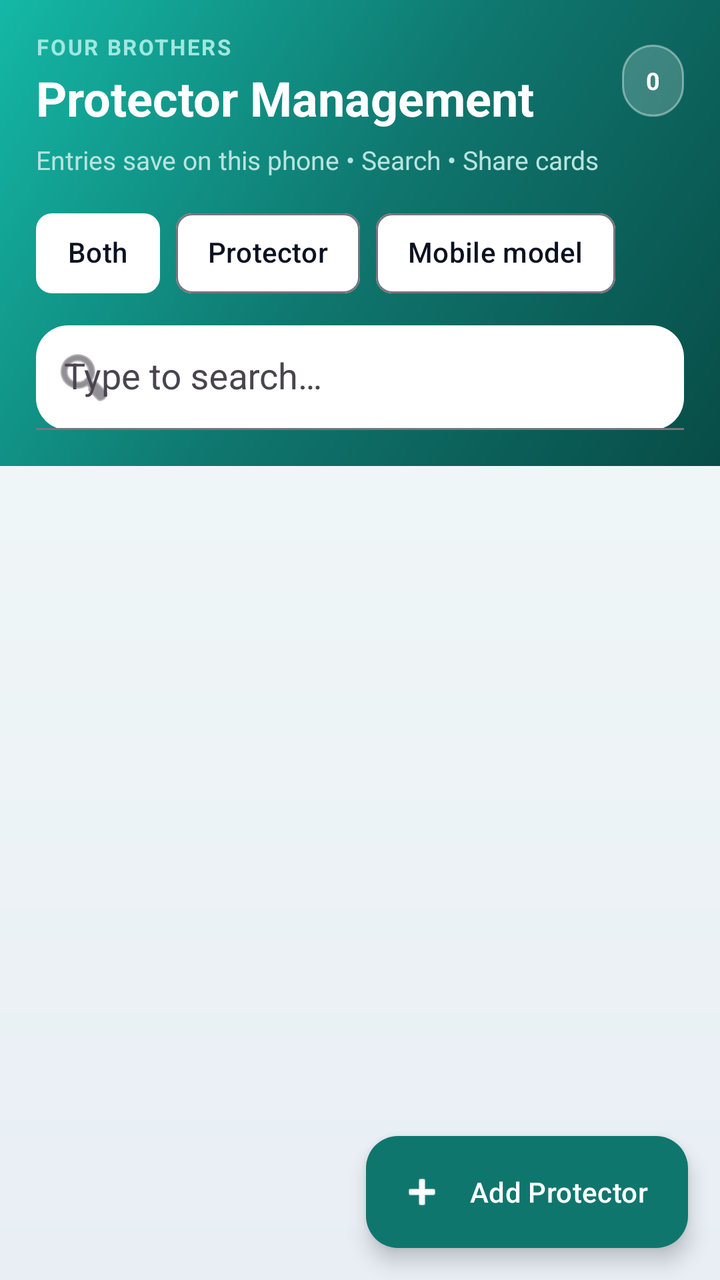
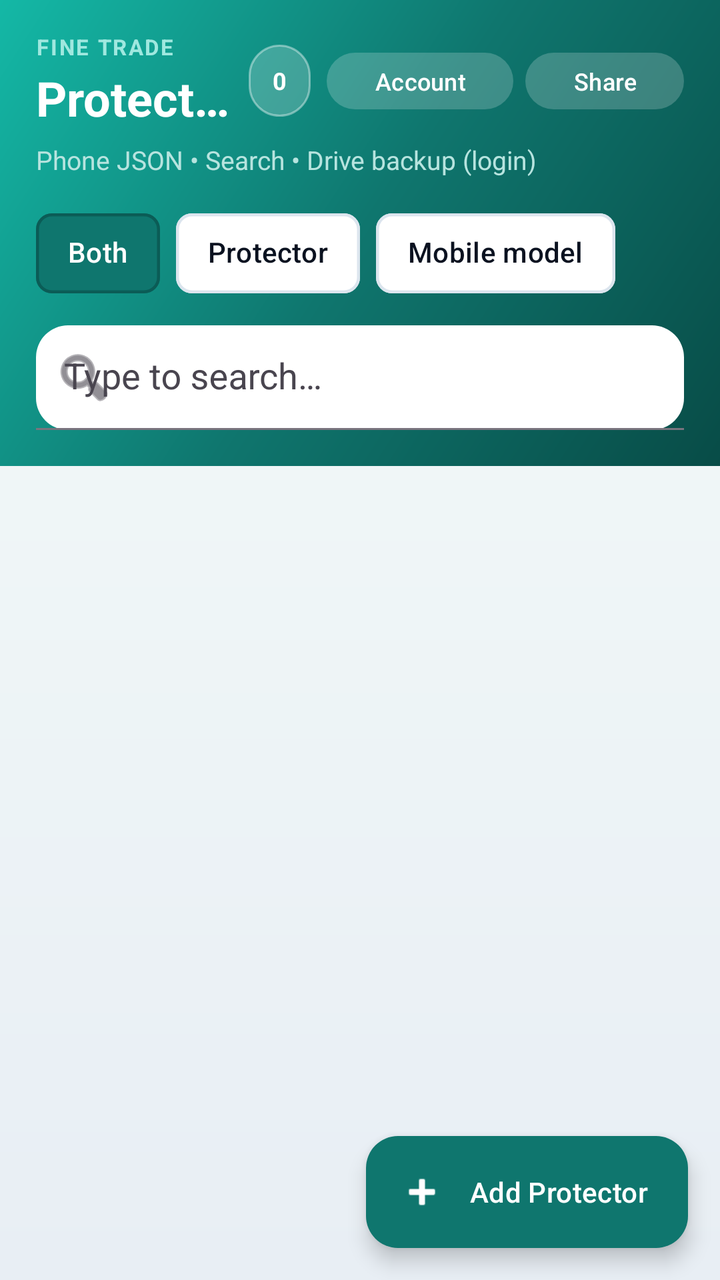

Before-and-after screenshots of an Android layout around one commit, followed by the original layout XML and the change that was made.
<!-- AndroidManifest.xml: application theme Theme.ProtectorApp -->
<!-- res/layout/activity_main.xml -->
<?xml version="1.0" encoding="utf-8"?>
<androidx.coordinatorlayout.widget.CoordinatorLayout xmlns:android="http://schemas.android.com/apk/res/android"
    xmlns:app="http://schemas.android.com/apk/res-auto"
    android:id="@+id/root"
    android:layout_width="match_parent"
    android:layout_height="match_parent"
    android:background="@drawable/bg_home"
    android:fitsSystemWindows="true">

    <com.google.android.material.appbar.AppBarLayout
        android:id="@+id/appBar"
        android:layout_width="match_parent"
        android:layout_height="wrap_content"
        android:background="@android:color/transparent"
        android:elevation="0dp"
        android:fitsSystemWindows="true">

        <LinearLayout
            android:id="@+id/headerBlock"
            android:layout_width="match_parent"
            android:layout_height="wrap_content"
            android:background="@drawable/bg_header"
            android:orientation="vertical"
            android:paddingStart="@dimen/header_pad"
            android:paddingTop="16dp"
            android:paddingEnd="@dimen/header_pad"
            android:paddingBottom="18dp">

            <LinearLayout
                android:layout_width="match_parent"
                android:layout_height="wrap_content"
                android:gravity="center_vertical"
                android:orientation="horizontal">

                <LinearLayout
                    android:layout_width="0dp"
                    android:layout_height="wrap_content"
                    android:layout_weight="1"
                    android:orientation="vertical"
                    android:paddingEnd="10dp">

                    <TextView
                        android:layout_width="match_parent"
                        android:layout_height="wrap_content"
                        android:letterSpacing="0.08"
                        android:text="FOUR BROTHERS"
                        android:textAllCaps="true"
                        android:textColor="#9FE8DF"
                        android:textSize="11sp"
                        android:textStyle="bold" />

                    <TextView
                        android:layout_width="match_parent"
                        android:layout_height="wrap_content"
                        android:layout_marginTop="2dp"
                        android:ellipsize="end"
                        android:maxLines="1"
                        android:text="Protector Management"
                        android:textColor="@android:color/white"
                        android:textSize="24sp"
                        android:textStyle="bold" />
                </LinearLayout>

                <TextView
                    android:id="@+id/countBadge"
                    android:layout_width="wrap_content"
                    android:layout_height="wrap_content"
                    android:background="@drawable/bg_count_badge"
                    android:gravity="center"
                    android:minHeight="36dp"
                    android:paddingStart="12dp"
                    android:paddingTop="8dp"
                    android:paddingEnd="12dp"
                    android:paddingBottom="8dp"
                    android:text="0"
                    android:textColor="@android:color/white"
                    android:textSize="12sp"
                    android:textStyle="bold" />
            </LinearLayout>

            <TextView
                android:layout_width="match_parent"
                android:layout_height="wrap_content"
                android:layout_marginTop="6dp"
                android:ellipsize="end"
                android:maxLines="2"
                android:text="Entries save on this phone • Search • Share cards"
                android:textColor="#B7E4DF"
                android:textSize="13sp" />

            <com.google.android.material.chip.ChipGroup
                android:id="@+id/filterGroup"
                android:layout_width="match_parent"
                android:layout_height="wrap_content"
                android:layout_marginTop="14dp"
                app:chipSpacingHorizontal="8dp"
                app:chipSpacingVertical="6dp"
                app:selectionRequired="true"
                app:singleSelection="true">

                <com.google.android.material.chip.Chip
                    android:id="@+id/chipBoth"
                    style="@style/Widget.Material3.Chip.Filter"
                    android:layout_width="wrap_content"
                    android:layout_height="wrap_content"
                    android:checked="true"
                    android:minHeight="@dimen/touch_min"
                    android:text="Both"
                    android:textColor="@color/ink"
                    app:checkedIconVisible="false"
                    app:chipBackgroundColor="@android:color/white"
                    app:chipMinHeight="40dp" />

                <com.google.android.material.chip.Chip
                    android:id="@+id/chipProtector"
                    style="@style/Widget.Material3.Chip.Filter"
                    android:layout_width="wrap_content"
                    android:layout_height="wrap_content"
                    android:minHeight="@dimen/touch_min"
                    android:text="Protector"
                    android:textColor="@color/ink"
                    app:checkedIconVisible="false"
                    app:chipBackgroundColor="@android:color/white"
                    app:chipMinHeight="40dp" />

                <com.google.android.material.chip.Chip
                    android:id="@+id/chipModel"
                    style="@style/Widget.Material3.Chip.Filter"
                    android:layout_width="wrap_content"
                    android:layout_height="wrap_content"
                    android:minHeight="@dimen/touch_min"
                    android:text="Mobile model"
                    android:textColor="@color/ink"
                    app:checkedIconVisible="false"
                    app:chipBackgroundColor="@android:color/white"
                    app:chipMinHeight="40dp" />
            </com.google.android.material.chip.ChipGroup>

            <com.google.android.material.textfield.TextInputLayout
                android:id="@+id/searchLayout"
                style="@style/Widget.Material3.TextInputLayout.FilledBox"
                android:layout_width="match_parent"
                android:layout_height="wrap_content"
                android:layout_marginTop="12dp"
                android:hint="Type to search…"
                app:boxBackgroundColor="@android:color/white"
                app:boxBackgroundMode="filled"
                app:boxCornerRadiusBottomEnd="16dp"
                app:boxCornerRadiusBottomStart="16dp"
                app:boxCornerRadiusTopEnd="16dp"
                app:boxCornerRadiusTopStart="16dp"
                app:endIconMode="clear_text"
                app:startIconDrawable="@android:drawable/ic_menu_search">

                <AutoCompleteTextView
                    android:id="@+id/searchInput"
                    android:layout_width="match_parent"
                    android:layout_height="wrap_content"
                    android:completionThreshold="1"
                    android:dropDownHeight="wrap_content"
                    android:imeOptions="actionSearch"
                    android:inputType="text"
                    android:minHeight="@dimen/touch_min"
                    android:padding="14dp"
                    android:popupBackground="@drawable/bg_suggestion_popup" />
            </com.google.android.material.textfield.TextInputLayout>
        </LinearLayout>
    </com.google.android.material.appbar.AppBarLayout>

    <FrameLayout
        android:layout_width="match_parent"
        android:layout_height="match_parent"
        android:paddingStart="@dimen/screen_pad"
        android:paddingTop="12dp"
        android:paddingEnd="@dimen/screen_pad"
        app:layout_behavior="@string/appbar_scrolling_view_behavior">

        <LinearLayout
            android:id="@+id/emptyState"
            android:layout_width="match_parent"
            android:layout_height="match_parent"
            android:gravity="center"
            android:orientation="vertical"
            android:padding="24dp"
            android:visibility="gone">

            <View
                android:layout_width="72dp"
                android:layout_height="72dp"
                android:background="@drawable/bg_empty_circle" />

            <TextView
                android:id="@+id/emptyText"
                android:layout_width="match_parent"
                android:layout_height="wrap_content"
                android:layout_marginTop="18dp"
                android:gravity="center"
                android:lineSpacingExtra="4dp"
                android:text="No Protectors Found\n\nTap + Add Protector to create your first Protector."
                android:textAlignment="center"
                android:textColor="@color/muted"
                android:textSize="15sp" />
        </LinearLayout>

        <androidx.recyclerview.widget.RecyclerView
            android:id="@+id/recycler"
            android:layout_width="match_parent"
            android:layout_height="match_parent"
            android:clipToPadding="false"
            android:overScrollMode="ifContentScrolls"
            android:paddingBottom="100dp"
            android:scrollbars="vertical" />
    </FrameLayout>

    <com.google.android.material.floatingactionbutton.ExtendedFloatingActionButton
        android:id="@+id/fabAdd"
        android:layout_width="wrap_content"
        android:layout_height="wrap_content"
        android:layout_gravity="bottom|end"
        android:layout_margin="@dimen/screen_pad"
        android:text="Add Protector"
        android:textColor="@android:color/white"
        app:backgroundTint="@color/teal"
        app:icon="@android:drawable/ic_input_add"
        app:iconTint="@android:color/white" />
</androidx.coordinatorlayout.widget.CoordinatorLayout>
<!-- resources referenced by this layout -->
<resources>
  <color name="ink">#0B1220</color>
  <color name="muted">#64748B</color>
  <color name="teal">#0F766E</color>
  <dimen name="header_pad">18dp</dimen>
  <dimen name="screen_pad">16dp</dimen>
  <dimen name="touch_min">48dp</dimen>
  <!-- drawable bg_count_badge (drawable) -->
  <?xml version="1.0" encoding="utf-8"?>
  <shape xmlns:android="http://schemas.android.com/apk/res/android">
      <solid android:color="#33FFFFFF" />
      <corners android:radius="999dp" />
      <stroke
          android:width="1dp"
          android:color="#66FFFFFF" />
  </shape>
  <!-- drawable bg_empty_circle (drawable) -->
  <?xml version="1.0" encoding="utf-8"?>
  <shape xmlns:android="http://schemas.android.com/apk/res/android">
      <solid android:color="@color/teal_soft" />
      <corners android:radius="999dp" />
      <stroke
          android:width="2dp"
          android:color="@color/teal" />
  </shape>
  <!-- drawable bg_header (drawable) -->
  <?xml version="1.0" encoding="utf-8"?>
  <shape xmlns:android="http://schemas.android.com/apk/res/android">
      <gradient
          android:angle="135"
          android:centerColor="#0F766E"
          android:endColor="#14B8A6"
          android:startColor="#084C47"
          android:type="linear" />
  </shape>
  <!-- drawable bg_home (drawable) -->
  <?xml version="1.0" encoding="utf-8"?>
  <shape xmlns:android="http://schemas.android.com/apk/res/android">
      <gradient
          android:angle="165"
          android:endColor="#E8EEF4"
          android:startColor="#F4FBF9"
          android:type="linear" />
  </shape>
  <!-- drawable bg_suggestion_popup (drawable) -->
  <?xml version="1.0" encoding="utf-8"?>
  <shape xmlns:android="http://schemas.android.com/apk/res/android">
      <solid android:color="@android:color/white" />
      <corners android:radius="16dp" />
      <stroke
          android:width="1dp"
          android:color="@color/card_stroke" />
      <padding
          android:bottom="6dp"
          android:left="0dp"
          android:right="0dp"
          android:top="6dp" />
  </shape>
  <style name="Theme.ProtectorApp" parent="Theme.Material3.Light.NoActionBar">
          <item name="colorPrimary">@color/teal</item>
          <item name="colorPrimaryContainer">@color/teal_soft</item>
          <item name="colorOnPrimary">@android:color/white</item>
          <item name="android:statusBarColor">@color/teal_dark</item>
          <item name="android:navigationBarColor">@android:color/white</item>
          <item name="android:windowBackground">@color/bg</item>
          <item name="android:windowLightStatusBar">false</item>
          <item name="android:forceDarkAllowed">false</item>
      </style>
  <color name="teal_soft">#E6F5F3</color>
  <color name="card_stroke">#DCE5EE</color>
  <color name="teal_dark">#0B5C56</color>
  <color name="bg">#EEF3F7</color>
</resources>

<!-- the commit's change to res/layout/activity_main.xml (unified diff, before → after) -->
@@ -43,7 +43,7 @@
                         android:layout_width="match_parent"
                         android:layout_height="wrap_content"
                         android:letterSpacing="0.08"
-                        android:text="FOUR BROTHERS"
+                        android:text="Fine Trade"
                         android:textAllCaps="true"
                         android:textColor="#9FE8DF"
                         android:textSize="11sp"
@@ -76,6 +76,40 @@
                     android:textColor="@android:color/white"
                     android:textSize="12sp"
                     android:textStyle="bold" />
+
+                <com.google.android.material.button.MaterialButton
+                    android:id="@+id/btnAccount"
+                    style="@style/Widget.Material3.Button.TonalButton"
+                    android:layout_width="wrap_content"
+                    android:layout_height="wrap_content"
+                    android:layout_marginStart="8dp"
+                    android:minHeight="36dp"
+                    android:minWidth="0dp"
+                    android:paddingStart="12dp"
+                    android:paddingEnd="12dp"
+                    android:text="Account"
+                    android:textAllCaps="false"
+                    android:textColor="@android:color/white"
+                    android:textSize="12sp"
+                    app:backgroundTint="#33FFFFFF"
+                    app:cornerRadius="18dp" />
+
+                <com.google.android.material.button.MaterialButton
+                    android:id="@+id/btnShareAll"
+                    style="@style/Widget.Material3.Button.TonalButton"
+                    android:layout_width="wrap_content"
+                    android:layout_height="wrap_content"
+                    android:layout_marginStart="6dp"
+                    android:minHeight="36dp"
+                    android:minWidth="0dp"
+                    android:paddingStart="12dp"
+                    android:paddingEnd="12dp"
+                    android:text="Share"
+                    android:textAllCaps="false"
+                    android:textColor="@android:color/white"
+                    android:textSize="12sp"
+                    app:backgroundTint="#33FFFFFF"
+                    app:cornerRadius="18dp" />
             </LinearLayout>
 
             <TextView
@@ -84,7 +118,7 @@
                 android:layout_marginTop="6dp"
                 android:ellipsize="end"
                 android:maxLines="2"
-                android:text="Entries save on this phone • Search • Share cards"
+                android:text="Phone JSON • Search • Drive backup (login)"
                 android:textColor="#B7E4DF"
                 android:textSize="13sp" />
 
@@ -106,10 +140,12 @@
                     android:checked="true"
                     android:minHeight="@dimen/touch_min"
                     android:text="Both"
-                    android:textColor="@color/ink"
+                    android:textColor="@color/filter_chip_text"
                     app:checkedIconVisible="false"
-                    app:chipBackgroundColor="@android:color/white"
-                    app:chipMinHeight="40dp" />
+                    app:chipBackgroundColor="@color/filter_chip_bg"
+                    app:chipMinHeight="40dp"
+                    app:chipStrokeColor="@color/filter_chip_stroke"
+                    app:chipStrokeWidth="1.5dp" />
 
                 <com.google.android.material.chip.Chip
                     android:id="@+id/chipProtector"
@@ -118,10 +154,12 @@
                     android:layout_height="wrap_content"
                     android:minHeight="@dimen/touch_min"
                     android:text="Protector"
-                    android:textColor="@color/ink"
+                    android:textColor="@color/filter_chip_text"
                     app:checkedIconVisible="false"
-                    app:chipBackgroundColor="@android:color/white"
-                    app:chipMinHeight="40dp" />
+                    app:chipBackgroundColor="@color/filter_chip_bg"
+                    app:chipMinHeight="40dp"
+                    app:chipStrokeColor="@color/filter_chip_stroke"
+                    app:chipStrokeWidth="1.5dp" />
 
                 <com.google.android.material.chip.Chip
                     android:id="@+id/chipModel"
@@ -130,10 +168,12 @@
                     android:layout_height="wrap_content"
                     android:minHeight="@dimen/touch_min"
                     android:text="Mobile model"
-                    android:textColor="@color/ink"
+                    android:textColor="@color/filter_chip_text"
                     app:checkedIconVisible="false"
-                    app:chipBackgroundColor="@android:color/white"
-                    app:chipMinHeight="40dp" />
+                    app:chipBackgroundColor="@color/filter_chip_bg"
+                    app:chipMinHeight="40dp"
+                    app:chipStrokeColor="@color/filter_chip_stroke"
+                    app:chipStrokeWidth="1.5dp" />
             </com.google.android.material.chip.ChipGroup>
 
             <com.google.android.material.textfield.TextInputLayout
<!-- resource entries referenced after the edit -->
@@ -1,6 +1,5 @@
 <!-- resources referenced by this layout -->
 <resources>
-  <color name="ink">#0B1220</color>
   <color name="muted">#64748B</color>
   <color name="teal">#0F766E</color>
   <dimen name="header_pad">18dp</dimen>
@@ -57,7 +56,7 @@
           android:right="0dp"
           android:top="6dp" />
   </shape>
-  <style name="Theme.ProtectorApp" parent="Theme.Material3.Light.NoActionBar">
+  <style name="Theme.FineTrade" parent="Theme.Material3.Light.NoActionBar">
           <item name="colorPrimary">@color/teal</item>
           <item name="colorPrimaryContainer">@color/teal_soft</item>
           <item name="colorOnPrimary">@android:color/white</item>
